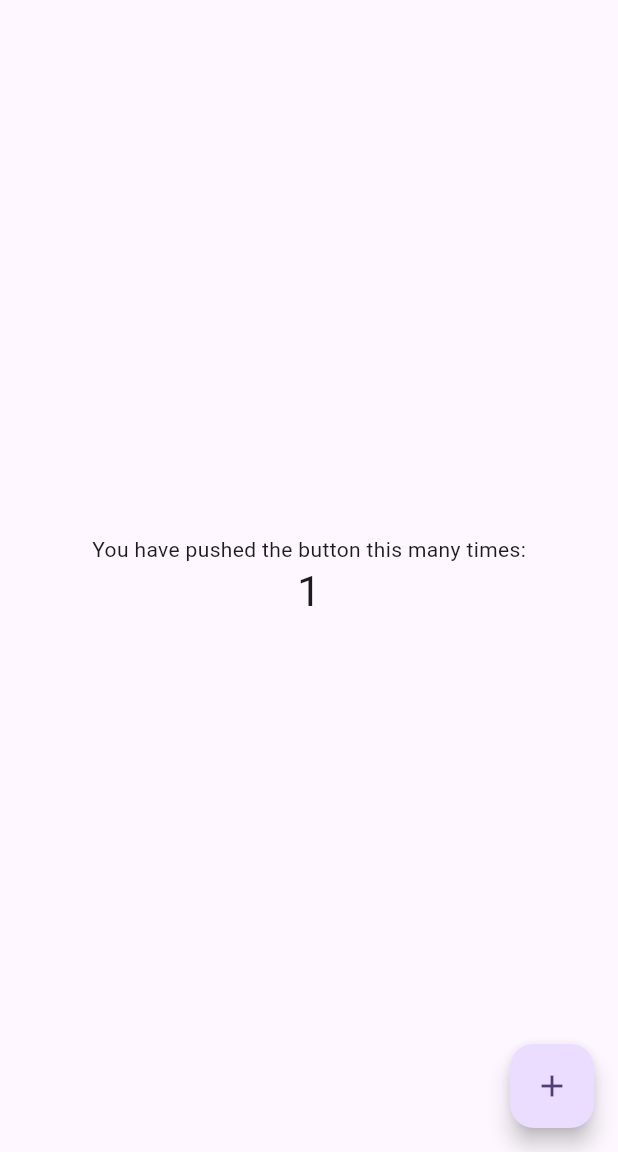
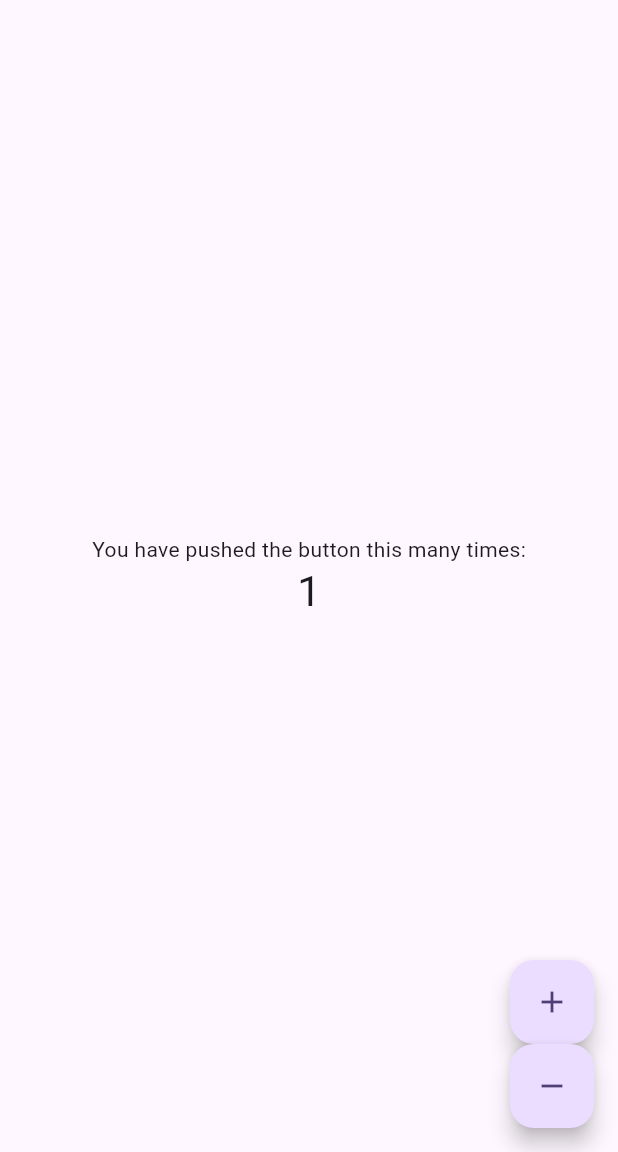
Before and after one commit to MohamedSameeh/flutter_application_1, a Flutter app: the screen it shows after launch, after a tap on the "add" icon, on a phone screen of 412 x 824 dp, the part 84-1236 px from its top. Run offline on Flutter 3.47's test engine with Material 3 defaults, Android fonts, the phone set to English and light mode, and no system bars; our stand-ins replace bloc, flutter_bloc.

```diff
--- /dev/null
+++ b/lib/cubit/counter_cubit.dart
@@ -0,0 +1,15 @@
+import 'package:bloc/bloc.dart';
+import 'package:meta/meta.dart';
+
+part 'counter_state.dart';
+
+class CounterCubit extends Cubit<CounterState> {
+  CounterCubit() : super(CounterInitial(counter: 0));
+  void increment() {
+    emit(CounterIncrement(counter: state.counter + 1));
+  }
+
+  void decrement() {
+    emit(CounterDecrement(counter: state.counter - 1));
+  }
+}
--- /dev/null
+++ b/lib/cubit/counter_state.dart
@@ -0,0 +1,20 @@
+part of 'counter_cubit.dart';
+
+@immutable
+sealed class CounterState {
+  final int counter;
+
+  const CounterState({required this.counter});
+}
+
+final class CounterInitial extends CounterState {
+  const CounterInitial({required super.counter});
+}
+
+final class CounterIncrement extends CounterState {
+  const CounterIncrement({required super.counter});
+}
+
+final class CounterDecrement extends CounterState {
+  const CounterDecrement({required super.counter});
+}
--- a/lib/main.dart
+++ b/lib/main.dart
@@ -1,4 +1,6 @@
 import 'package:flutter/material.dart';
+import 'package:flutter_application_1/cubit/counter_cubit.dart';
+import 'package:flutter_bloc/flutter_bloc.dart';
 
 void main() {
   runApp(const MyApp());
@@ -9,10 +11,13 @@ class MyApp extends StatelessWidget {
 
   @override
   Widget build(BuildContext context) {
-    return MaterialApp(
+    return BlocProvider(
+      create: (context) => CounterCubit(),
+      child: MaterialApp(
         title: 'Flutter Demo',
         theme: ThemeData(colorScheme: .fromSeed(seedColor: Colors.deepPurple)),
         home: const MyHomePage(title: 'Flutter Demo Home Page'),
+      ),
     );
   }
 }
@@ -27,13 +32,13 @@ class MyHomePage extends StatefulWidget {
 }
 
 class _MyHomePageState extends State<MyHomePage> {
-  int _counter = 0;
+  final int _counter = 0;
 
-  void _incrementCounter() {
-    setState(() {
-      _counter++;
-    });
-  }
+  // void _incrementCounter() {
+  //   setState(() {
+  //     _counter++;
+  //   });
+  // }
 
   @override
   Widget build(BuildContext context) {
@@ -44,7 +49,9 @@ class _MyHomePageState extends State<MyHomePage> {
         // the App.build method, and use it to set our appbar title.
         title: Text(widget.title),
       ),
-      body: Center(
+      body: BlocBuilder<CounterCubit, CounterState>(
+        builder: (context, state) {
+          return Center(
             // Center is a layout widget. It takes a single child and positions it
             // in the middle of the parent.
             child: Column(
@@ -65,16 +72,29 @@ class _MyHomePageState extends State<MyHomePage> {
               children: [
                 const Text('You have pushed the button this many times:'),
                 Text(
-              '$_counter',
+                  '${state.counter}',
                   style: Theme.of(context).textTheme.headlineMedium,
                 ),
               ],
             ),
+          );
+        },
       ),
-      floatingActionButton: FloatingActionButton(
-        onPressed: _incrementCounter,
+      floatingActionButton: Column(
+        mainAxisAlignment: MainAxisAlignment.end,
+
+        children: [
+          FloatingActionButton(
+            onPressed: BlocProvider.of<CounterCubit>(context).increment,
             tooltip: 'Increment',
             child: const Icon(Icons.add),
+          ),
+          FloatingActionButton(
+            onPressed: BlocProvider.of<CounterCubit>(context).decrement,
+            tooltip: 'decrement',
+            child: const Icon(Icons.remove),
+          ),
+        ],
       ),
     );
   }
```
Also changed, not shown: pubspec.yaml (+4 -16 lines), pubspec.lock. Lines whose indentation alone changed are shown as unchanged.
